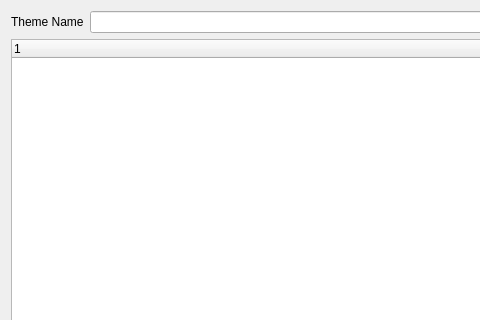
The window that src/Gui/DlgCreateNewTheme.ui (chennes/FreeCAD) describes before a commit, drawn with Qt 5; both pictures show x 0 to 480 and y 0 to 320 of the 580 by 520 pixel window.
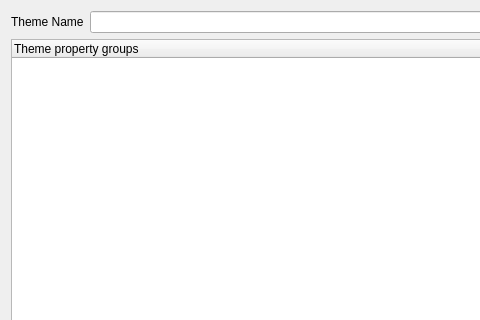
The same window after the commit.

Commit message: [GUI] First completed version of Theme Manager

Patch:
```diff
--- a/src/Gui/DlgCreateNewTheme.ui
+++ b/src/Gui/DlgCreateNewTheme.ui
@@ -35,7 +35,13 @@
     </layout>
    </item>
    <item>
-    <widget class="QTreeWidget" name="treeWidget"/>
+    <widget class="QTreeWidget" name="treeWidget">
+     <column>
+      <property name="text">
+       <string>Theme property groups</string>
+      </property>
+     </column>
+    </widget>
    </item>
    <item>
     <widget class="QDialogButtonBox" name="buttonBox">
```
The commit also changes 10 other files.
